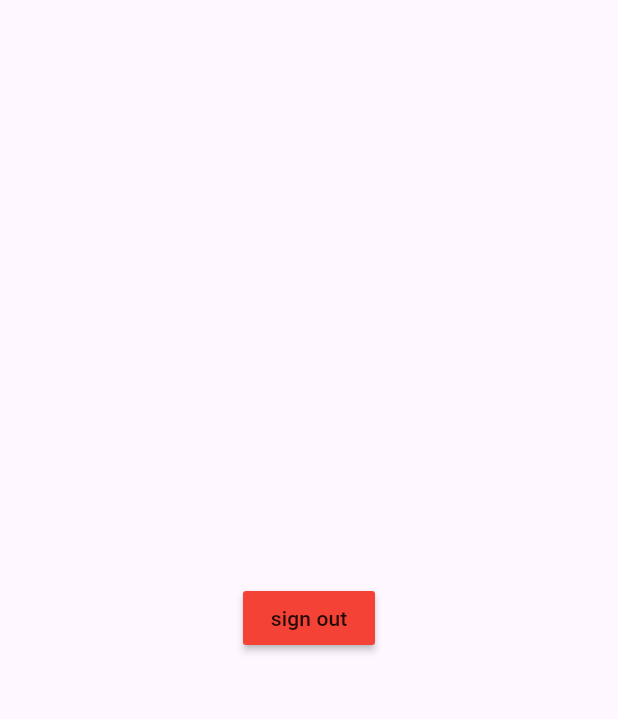
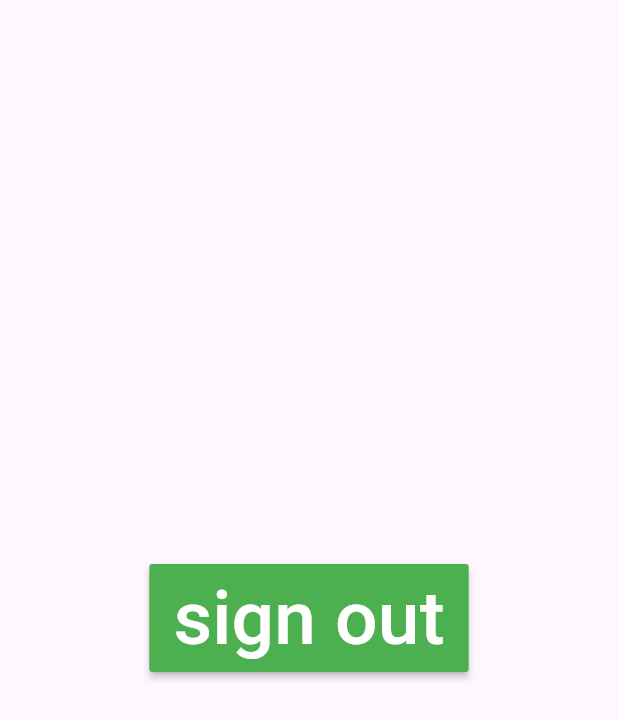
Before and after one commit to amr882/Mangaverse, a Flutter app: the UserProfile screen opened directly, on a phone screen of 412 x 824 dp. Shown: the top 719 px of the screen. Run offline on Flutter 3.47's test engine with Material 3 defaults, Android fonts, the phone set to English and light mode, and no system bars; our stand-ins replace cached_network_image, cloud_firestore, firebase_auth, firebase_core, flutter_svg, google_fonts and 4 more; accounts and stored records are empty; statements that could not run were skipped.

Commit message:
added fav page and changed some in ui , that is it no more changes for now :)

```diff
--- a/lib/view/user_profile.dart
+++ b/lib/view/user_profile.dart
@@ -17,8 +17,11 @@ class _UserProfileState extends State<UserProfile> {
         onPressed: () async {
           AuthServer.signOut(context);
         },
-        color: Colors.red,
-        child: Text("sign out"),
+        color: Colors.green,
+        child: Text(
+          "sign out",
+          style: TextStyle(color: Colors.white,fontSize: 50),
+        ),
       )),
     );
   }
```
Also changed, not shown: lib/view/favorite_page.dart (+43 -1 lines).
